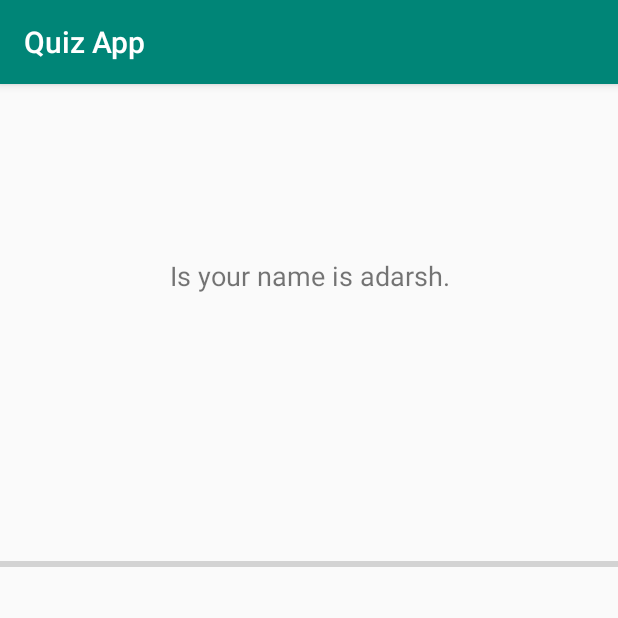
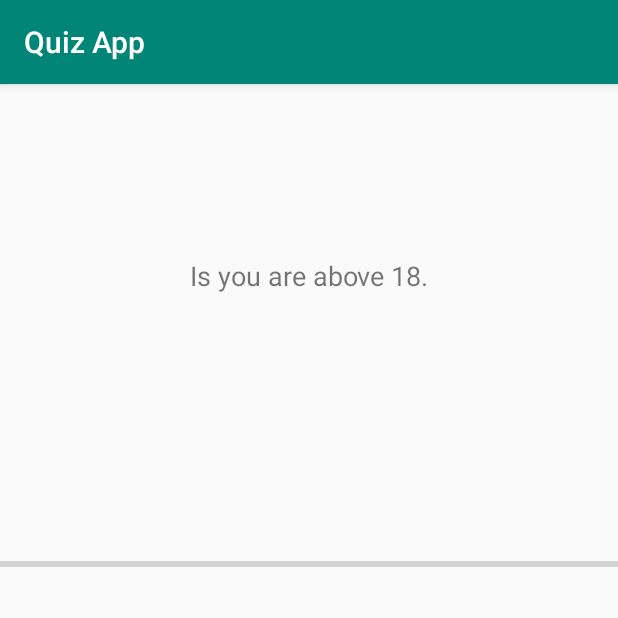
Before and after one commit to adarshjha-17/AndroidTuts, an Android app: the screen it shows after launch (MainActivity), after a tap on "TRUE BUTTON", on a phone screen of 412 x 824 dp, the top half of it. Run offline under Robolectric (Android 15) with nearby library versions, the light colour scheme and no system bars.

Commit message:
Added update and check question method in main activity

```diff
--- a/QuizApp/app/src/main/java/com/example/quizapp/MainActivity.java
+++ b/QuizApp/app/src/main/java/com/example/quizapp/MainActivity.java
@@ -13,6 +13,8 @@ public class MainActivity extends AppCompatActivity {
 
     Button trueBtn, wrongBtn;
     TextView questionTextView;
+    private int questionIndex;
+    private  int questionQuiz;
 
 //    This array is create for only use to structure and packaged data because we are not using database
 
@@ -39,7 +41,8 @@ public class MainActivity extends AppCompatActivity {
             @Override
             public void onClick(View v) {
 
-                Toast.makeText(getApplicationContext(),"True Clicked",Toast.LENGTH_SHORT).show();
+                checkAnswer(true);
+                updateQuestion();
             }
         };
 
@@ -48,10 +51,34 @@ public class MainActivity extends AppCompatActivity {
         wrongBtn.setOnClickListener(new View.OnClickListener() {
             @Override
             public void onClick(View v) {
-                Toast.makeText(getApplicationContext(), "Wrong Clicked", Toast.LENGTH_SHORT).show();
+
+                checkAnswer(false);
+                updateQuestion();
             }
         });
 
 
     }
+
+    private void updateQuestion(){
+
+        questionIndex = (questionIndex + 1) % quizQuestions.length;
+        questionQuiz = quizQuestions[questionIndex].getmQuestion();
+        questionTextView.setText(questionQuiz);
+
+    }
+
+
+    private void checkAnswer(boolean userGuess){
+
+        boolean correctAnswer = quizQuestions[questionIndex].ismAnswer();
+
+        if (correctAnswer == userGuess){
+
+            Toast.makeText(getApplicationContext(),R.string.correct_answer_toast,Toast.LENGTH_SHORT).show();
+        }
+        else{
+            Toast.makeText(getApplicationContext(),R.string.wrong_answer_toast,Toast.LENGTH_SHORT).show();
+        }
+    }
 }
--- a/QuizApp/app/src/main/res/values/strings.xml
+++ b/QuizApp/app/src/main/res/values/strings.xml
@@ -1,4 +1,8 @@
 <resources>
+    <string name="correct_answer_toast">Great !</string>
+    <string name="wrong_answer_toast">Not Good !</string>
+
+
     <string name="app_name">Quiz App</string>
     <string name="q1">Is your name is adarsh.</string>
     <string name="q2">Is you are above 18.</string>
```
